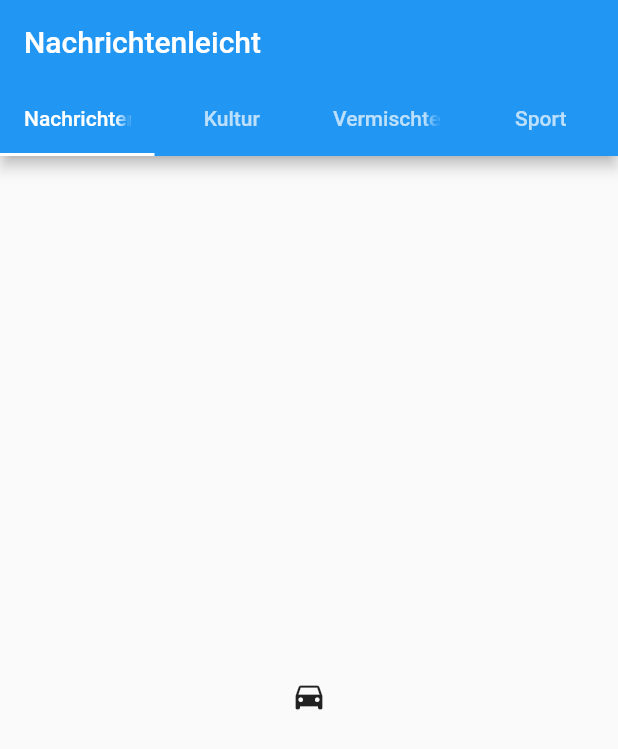
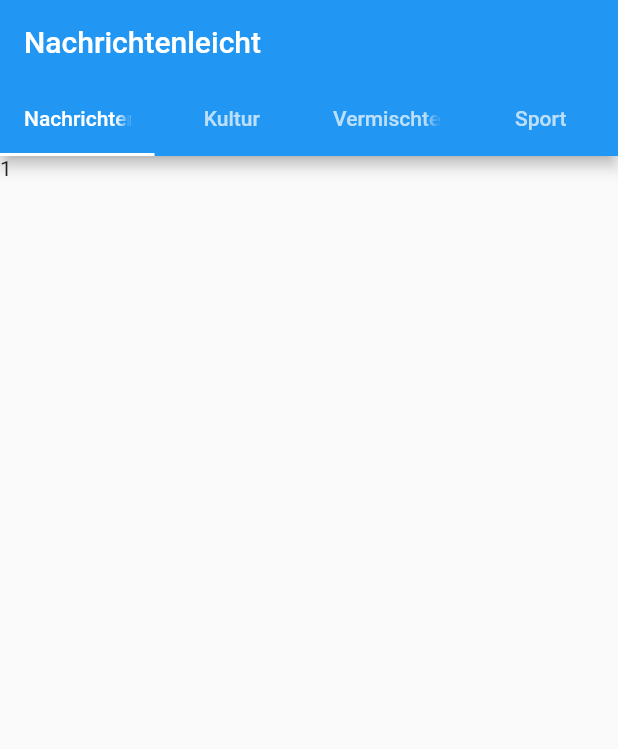
Before and after one commit to Frederick-S/nachrichtenleicht-mobile, a Flutter app: the screen it shows after launch, on a phone screen of 412 x 824 dp. Shown: the top 749 px of the screen. Run offline on Flutter 3.47's test engine with Material 2 defaults, Android fonts, the phone set to English and light mode, and no system bars; our stand-ins replace sentry; missing offline and left inert: global_configuration.

Commit message:
Add news type

```diff
--- a/lib/main.dart
+++ b/lib/main.dart
@@ -2,6 +2,8 @@ import 'dart:async';
 
 import 'package:flutter/material.dart';
 import 'package:global_configuration/global_configuration.dart';
+import 'package:nachrichtenleicht/news_type.dart';
+import 'package:nachrichtenleicht/widget/NewsList.dart';
 
 import 'error_reporter.dart';
 
@@ -73,10 +75,10 @@ class Nachrichtenleicht extends StatelessWidget {
           ),
           body: TabBarView(
             children: [
-              Icon(Icons.directions_car),
-              Icon(Icons.directions_transit),
-              Icon(Icons.directions_bike),
-              Icon(Icons.directions_bike),
+              NewsList(NewsType.Nachrichten),
+              NewsList(NewsType.Kultur),
+              NewsList(NewsType.Vermischtes),
+              NewsList(NewsType.Sport),
             ],
           ),
         ),
--- /dev/null
+++ b/lib/news_type.dart
@@ -0,0 +1,6 @@
+class NewsType {
+  static const int Nachrichten = 1;
+  static const int Kultur = 2;
+  static const int Vermischtes = 3;
+  static const int Sport = 4;
+}
--- a/lib/widget/NewsList.dart
+++ b/lib/widget/NewsList.dart
@@ -1,3 +1,31 @@
-class NewsList {
+import 'package:flutter/cupertino.dart';
+import 'package:flutter/material.dart';
 
+class NewsList extends StatefulWidget {
+  final int newsType;
+
+  const NewsList(this.newsType);
+
+  @override
+  State<StatefulWidget> createState() {
+    return NewsListState();
+  }
 }
+
+class NewsListState extends State<NewsList> {
+  int _newsType;
+
+  @override
+  void initState() {
+    super.initState();
+
+    _newsType = widget.newsType;
+  }
+
+  @override
+  Widget build(BuildContext context) {
+    return Scaffold(
+      body: Text(_newsType.toString()),
+    );
+  }
+}
```
